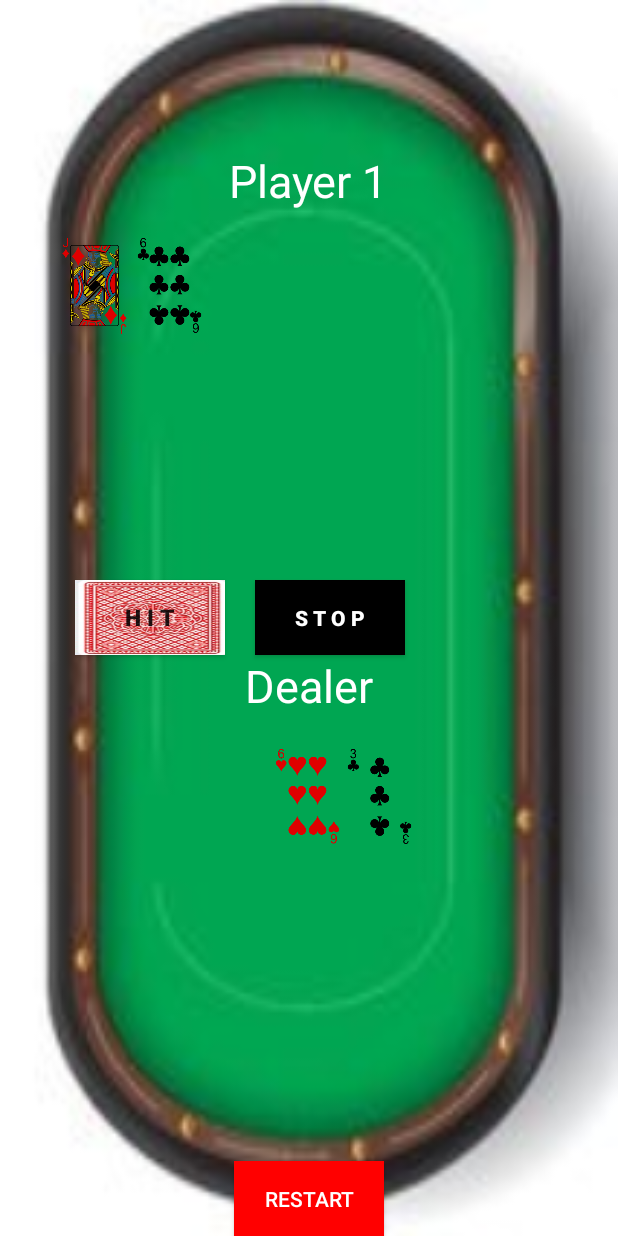
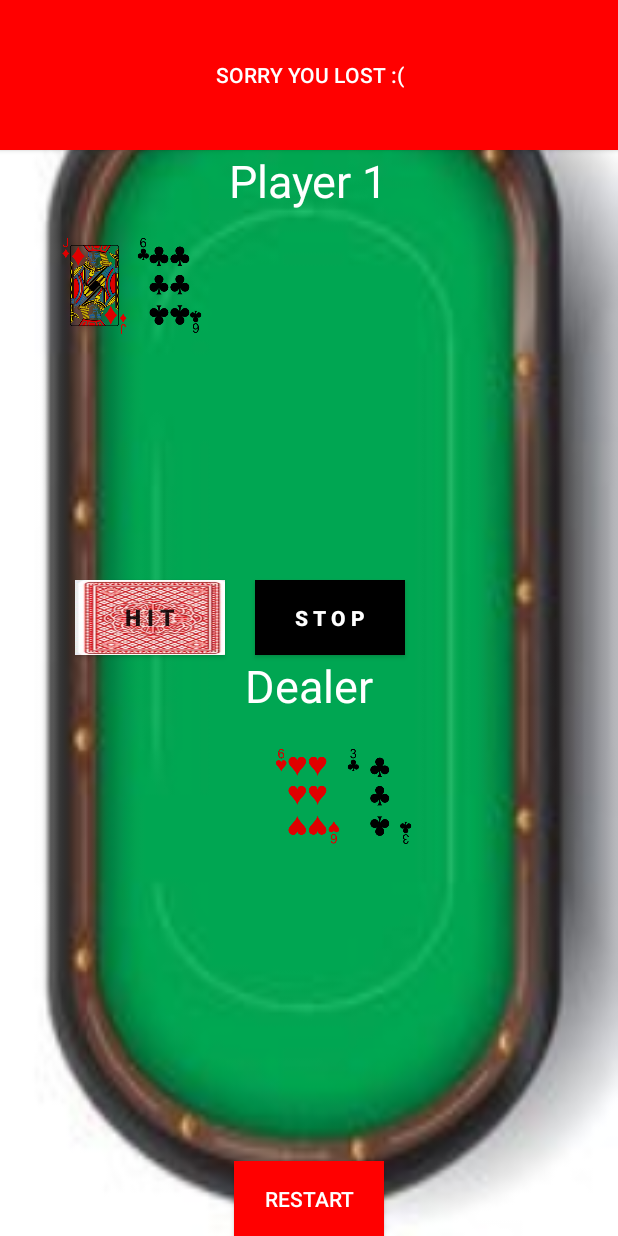
Before and after one commit to jdbennett94/SimpleBlackJack, an Android app: the GameActivity screen opened directly, with no data from a screen before it, on a phone screen of 412 x 824 dp. Run offline under Robolectric (Android 15) with nearby library versions, the phone set to English and light mode, and no system bars.

Commit message:
moved results banner to top

```diff
--- a/app/src/main/res/layout/activity_game.xml
+++ b/app/src/main/res/layout/activity_game.xml
@@ -8,12 +8,12 @@
         android:id="@+id/result"
         android:layout_width="match_parent"
         android:layout_height="100dp"
-        android:layout_marginTop="100dp"
+
         android:layout_centerHorizontal="true"
         android:textColor="@color/white"
         android:background="@color/red"
         android:text="@string/loser"
-        android:visibility="invisible">
+        android:visibility="visible">
 
     </Button>
 
```
